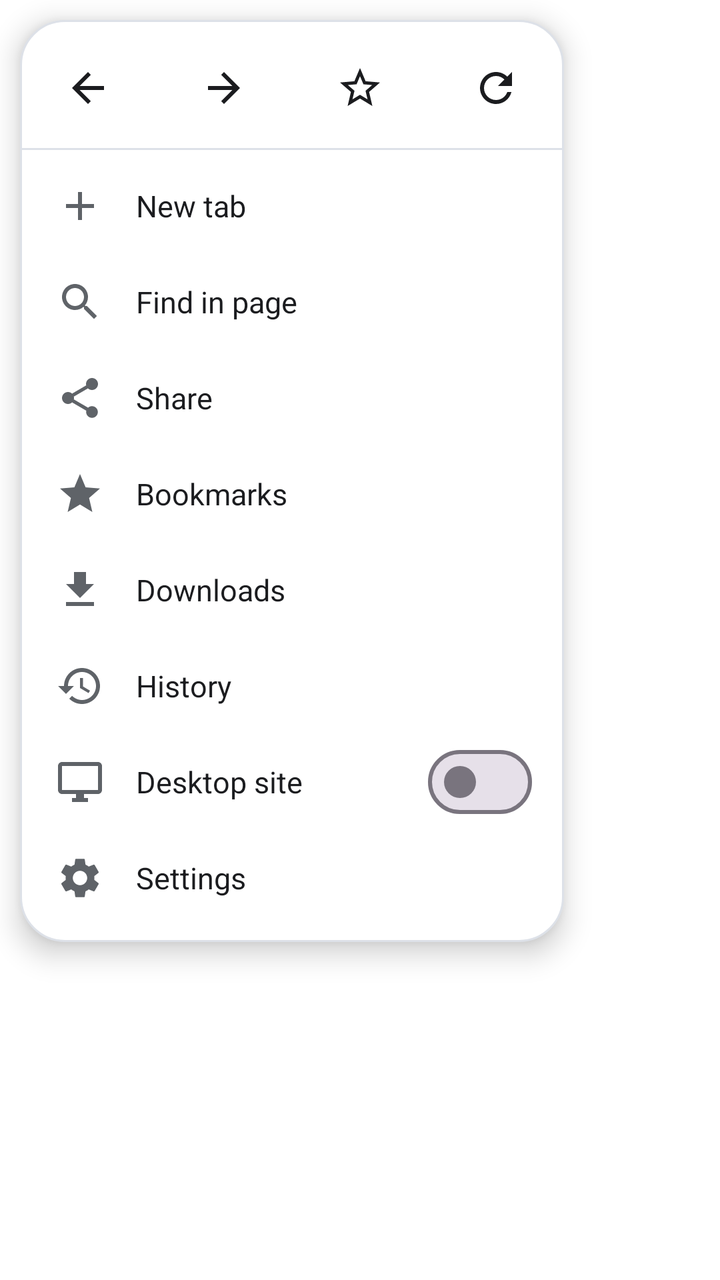
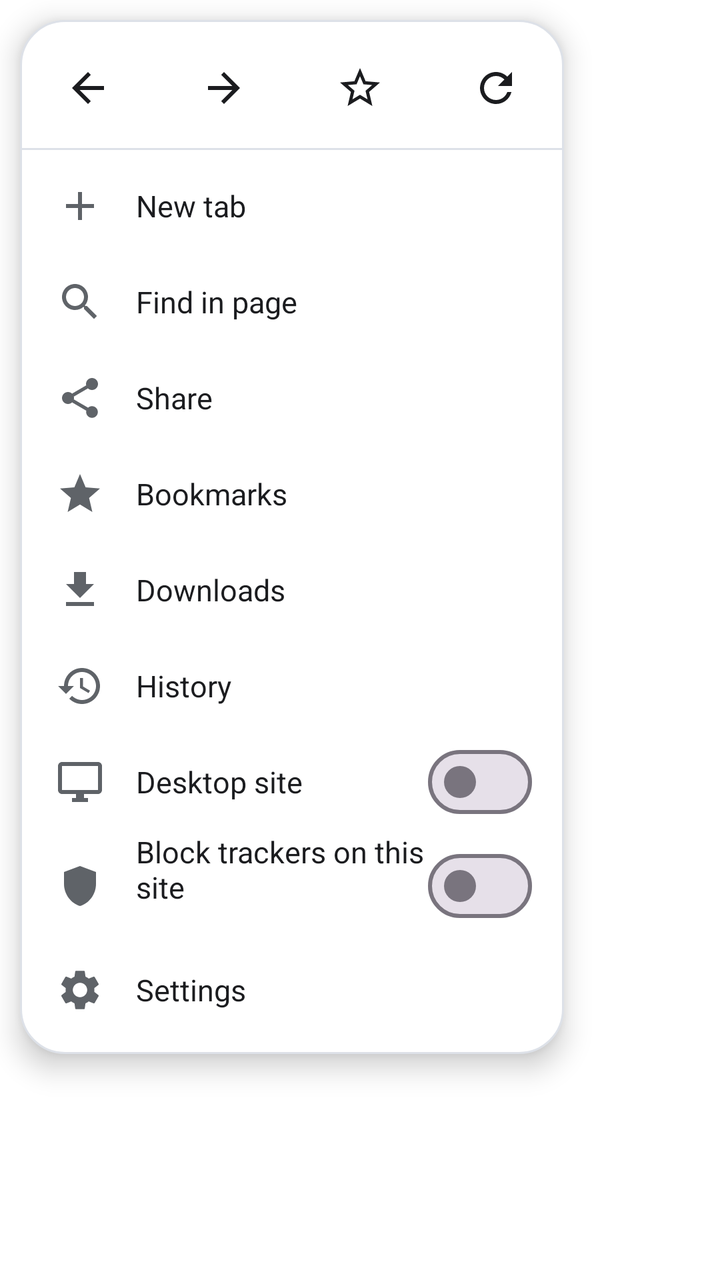

Compare the two renders of this Android layout. The source of the first and the diff that turns it into the second are given below.
<!-- AndroidManifest.xml: application theme Theme.Brisa -->
<!-- res/layout/menu_popup.xml -->
<?xml version="1.0" encoding="utf-8"?>
<FrameLayout xmlns:android="http://schemas.android.com/apk/res/android"
    xmlns:app="http://schemas.android.com/apk/res-auto"
    android:layout_width="wrap_content"
    android:layout_height="wrap_content"
    android:clipChildren="false"
    android:clipToPadding="false"
    android:padding="10dp">

    <LinearLayout
        android:id="@+id/card"
        android:layout_width="272dp"
        android:layout_height="wrap_content"
        android:background="@drawable/bg_popup"
        android:elevation="8dp"
        android:orientation="vertical"
        android:paddingVertical="8dp">

        <LinearLayout
            android:id="@+id/iconRow"
            android:layout_width="match_parent"
            android:layout_height="52dp"
            android:orientation="horizontal">

            <ImageButton
                android:id="@+id/iconBack"
                style="@style/IconButton"
                android:layout_width="0dp"
                android:layout_height="match_parent"
                android:layout_weight="1"
                android:contentDescription="@string/back"
                android:src="@drawable/ic_arrow_back" />

            <ImageButton
                android:id="@+id/iconForward"
                style="@style/IconButton"
                android:layout_width="0dp"
                android:layout_height="match_parent"
                android:layout_weight="1"
                android:contentDescription="@string/forward"
                android:src="@drawable/ic_arrow_forward" />

            <ImageButton
                android:id="@+id/iconBookmark"
                style="@style/IconButton"
                android:layout_width="0dp"
                android:layout_height="match_parent"
                android:layout_weight="1"
                android:contentDescription="@string/add_bookmark"
                android:src="@drawable/ic_star_border" />

            <ImageButton
                android:id="@+id/iconReload"
                style="@style/IconButton"
                android:layout_width="0dp"
                android:layout_height="match_parent"
                android:layout_weight="1"
                android:contentDescription="@string/reload"
                android:src="@drawable/ic_refresh" />
        </LinearLayout>

        <View
            android:layout_width="match_parent"
            android:layout_height="1dp"
            android:layout_marginVertical="4dp"
            android:background="?attr/brisaDivider" />

        <TextView
            android:id="@+id/rowNewTab"
            style="@style/MenuRow"
            android:drawableStart="@drawable/ic_add"
            android:text="@string/new_tab" />

        <TextView
            android:id="@+id/rowFind"
            style="@style/MenuRow"
            android:drawableStart="@drawable/ic_search"
            android:text="@string/find_in_page" />

        <TextView
            android:id="@+id/rowShare"
            style="@style/MenuRow"
            android:drawableStart="@drawable/ic_share"
            android:text="@string/share" />

        <TextView
            android:id="@+id/rowBookmarks"
            style="@style/MenuRow"
            android:drawableStart="@drawable/ic_star"
            android:text="@string/bookmarks" />

        <TextView
            android:id="@+id/rowDownloads"
            style="@style/MenuRow"
            android:drawableStart="@drawable/ic_download"
            android:text="@string/downloads" />

        <TextView
            android:id="@+id/rowHistory"
            style="@style/MenuRow"
            android:drawableStart="@drawable/ic_history"
            android:text="@string/history" />

        <LinearLayout
            android:id="@+id/rowDesktop"
            android:layout_width="match_parent"
            android:layout_height="48dp"
            android:background="?attr/selectableItemBackground"
            android:clickable="true"
            android:focusable="true"
            android:gravity="center_vertical"
            android:orientation="horizontal"
            android:paddingStart="18dp"
            android:paddingEnd="16dp">

            <ImageView
                android:layout_width="24dp"
                android:layout_height="24dp"
                android:importantForAccessibility="no"
                android:src="@drawable/ic_desktop"
                app:tint="?attr/brisaMuted" />

            <TextView
                android:layout_width="0dp"
                android:layout_marginStart="16dp"
                android:layout_height="wrap_content"
                android:layout_weight="1"
                android:text="@string/desktop_site"
                android:textColor="?attr/brisaOnBg"
                android:textSize="15sp" />

            <com.google.android.material.materialswitch.MaterialSwitch
                android:id="@+id/desktopSwitch"
                android:layout_width="wrap_content"
                android:layout_height="wrap_content"
                android:clickable="false"
                android:focusable="false" />
        </LinearLayout>

        <TextView
            android:id="@+id/rowSettings"
            style="@style/MenuRow"
            android:drawableStart="@drawable/ic_settings"
            android:text="@string/settings" />
    </LinearLayout>
</FrameLayout>
<!-- resources referenced by this layout -->
<resources>
  <!-- drawable bg_popup (drawable) -->
  <?xml version="1.0" encoding="utf-8"?>
  <shape xmlns:android="http://schemas.android.com/apk/res/android" android:shape="rectangle">
      <solid android:color="?attr/brisaPopup" />
      <stroke android:width="1dp" android:color="?attr/brisaDivider" />
      <corners android:radius="22dp" />
  </shape>
  <!-- drawable ic_add (drawable) -->
  <?xml version="1.0" encoding="utf-8"?>
  <vector xmlns:android="http://schemas.android.com/apk/res/android"
      android:width="24dp"
      android:height="24dp"
      android:viewportWidth="24"
      android:viewportHeight="24"
      android:tint="?attr/brisaMuted">
      <path
          android:fillColor="#FFFFFFFF"
          android:pathData="M19,13h-6v6h-2v-6H5v-2h6V5h2v6h6v2z" />
  </vector>
  <!-- drawable ic_arrow_back (drawable) -->
  <?xml version="1.0" encoding="utf-8"?>
  <vector xmlns:android="http://schemas.android.com/apk/res/android"
      android:width="24dp"
      android:height="24dp"
      android:viewportWidth="24"
      android:viewportHeight="24">
      <path
          android:fillColor="#FFFFFFFF"
          android:pathData="M20,11H7.83l5.59,-5.59L12,4l-8,8 8,8 1.41,-1.41L7.83,13H20v-2z" />
  </vector>
  <!-- drawable ic_arrow_forward (drawable) -->
  <?xml version="1.0" encoding="utf-8"?>
  <vector xmlns:android="http://schemas.android.com/apk/res/android"
      android:width="24dp"
      android:height="24dp"
      android:viewportWidth="24"
      android:viewportHeight="24">
      <path
          android:fillColor="#FFFFFFFF"
          android:pathData="M12,4l-1.41,1.41L16.17,11H4v2h12.17l-5.58,5.59L12,20l8,-8z" />
  </vector>
  <string name="add_bookmark">Add bookmark</string>
  <string name="back">Back</string>
  <string name="bookmarks">Bookmarks</string>
  <string name="desktop_site">Desktop site</string>
  <string name="downloads">Downloads</string>
  <string name="find_in_page">Find in page</string>
  <string name="forward">Forward</string>
  <string name="history">History</string>
  <string name="new_tab">New tab</string>
  <string name="reload">Reload</string>
  <string name="settings">Settings</string>
  <string name="share">Share</string>
  <style name="IconButton">
          <item name="android:layout_width">44dp</item>
          <item name="android:layout_height">44dp</item>
          <item name="android:background">?attr/selectableItemBackgroundBorderless</item>
          <item name="android:tint">?attr/brisaOnBg</item>
      </style>
  <color name="bg">#FFFFFF</color>
  <color name="toolbar">#F1F3F9</color>
  <color name="field">#E2E7F1</color>
  <color name="popup">#FFFFFF</color>
  <color name="divider">#DDE1E8</color>
  <color name="on_bg">#1B1C1F</color>
  <color name="muted">#5F6368</color>
  <color name="accent_blue">#1A73E8</color>
  <color name="accent_on">#FFFFFF</color>
  <color name="warning">#B3261E</color>
  <style name="BrisaSheetDialog" parent="ThemeOverlay.Material3.BottomSheetDialog">
          <item name="bottomSheetStyle">@style/BrisaSheet</item>
          <item name="android:navigationBarColor">@android:color/transparent</item>
      </style>
  <style name="BrisaSheet" parent="Widget.Material3.BottomSheet.Modal">
          <item name="backgroundTint">?attr/brisaPopup</item>
      </style>
  <!-- unchanged entries left out for length: 11 -->
</resources>

<!-- the commit's change to res/layout/menu_popup.xml (unified diff, before → after) -->
@@ -137,6 +137,55 @@
                 android:focusable="false" />
         </LinearLayout>
 
+        <LinearLayout
+            android:id="@+id/rowProtection"
+            android:layout_width="match_parent"
+            android:layout_height="56dp"
+            android:background="?attr/selectableItemBackground"
+            android:clickable="true"
+            android:focusable="true"
+            android:gravity="center_vertical"
+            android:orientation="horizontal"
+            android:paddingStart="18dp"
+            android:paddingEnd="16dp">
+
+            <ImageView
+                android:layout_width="24dp"
+                android:layout_height="24dp"
+                android:importantForAccessibility="no"
+                android:src="@drawable/ic_shield"
+                app:tint="?attr/brisaMuted" />
+
+            <LinearLayout
+                android:layout_width="0dp"
+                android:layout_height="wrap_content"
+                android:layout_marginStart="16dp"
+                android:layout_weight="1"
+                android:orientation="vertical">
+
+                <TextView
+                    android:layout_width="wrap_content"
+                    android:layout_height="wrap_content"
+                    android:text="@string/protection_row"
+                    android:textColor="?attr/brisaOnBg"
+                    android:textSize="15sp" />
+
+                <TextView
+                    android:id="@+id/protectionSub"
+                    android:layout_width="wrap_content"
+                    android:layout_height="wrap_content"
+                    android:textColor="?attr/brisaMuted"
+                    android:textSize="12sp" />
+            </LinearLayout>
+
+            <com.google.android.material.materialswitch.MaterialSwitch
+                android:id="@+id/protectionSwitch"
+                android:layout_width="wrap_content"
+                android:layout_height="wrap_content"
+                android:clickable="false"
+                android:focusable="false" />
+        </LinearLayout>
+
         <TextView
             android:id="@+id/rowSettings"
             style="@style/MenuRow"
<!-- resource entries referenced after the edit -->
@@ -41,6 +41,17 @@
           android:fillColor="#FFFFFFFF"
           android:pathData="M12,4l-1.41,1.41L16.17,11H4v2h12.17l-5.58,5.59L12,20l8,-8z" />
   </vector>
+  <!-- drawable ic_shield (drawable) -->
+  <?xml version="1.0" encoding="utf-8"?>
+  <vector xmlns:android="http://schemas.android.com/apk/res/android"
+      android:width="24dp"
+      android:height="24dp"
+      android:viewportWidth="24"
+      android:viewportHeight="24">
+      <path
+          android:fillColor="#FFFFFFFF"
+          android:pathData="M12,2L4,5v6c0,5 3.4,9.7 8,11 4.6,-1.3 8,-6 8,-11V5l-8,-3z" />
+  </vector>
   <string name="add_bookmark">Add bookmark</string>
   <string name="back">Back</string>
   <string name="bookmarks">Bookmarks</string>
@@ -50,6 +61,7 @@
   <string name="forward">Forward</string>
   <string name="history">History</string>
   <string name="new_tab">New tab</string>
+  <string name="protection_row">Block trackers on this site</string>
   <string name="reload">Reload</string>
   <string name="settings">Settings</string>
   <string name="share">Share</string>
